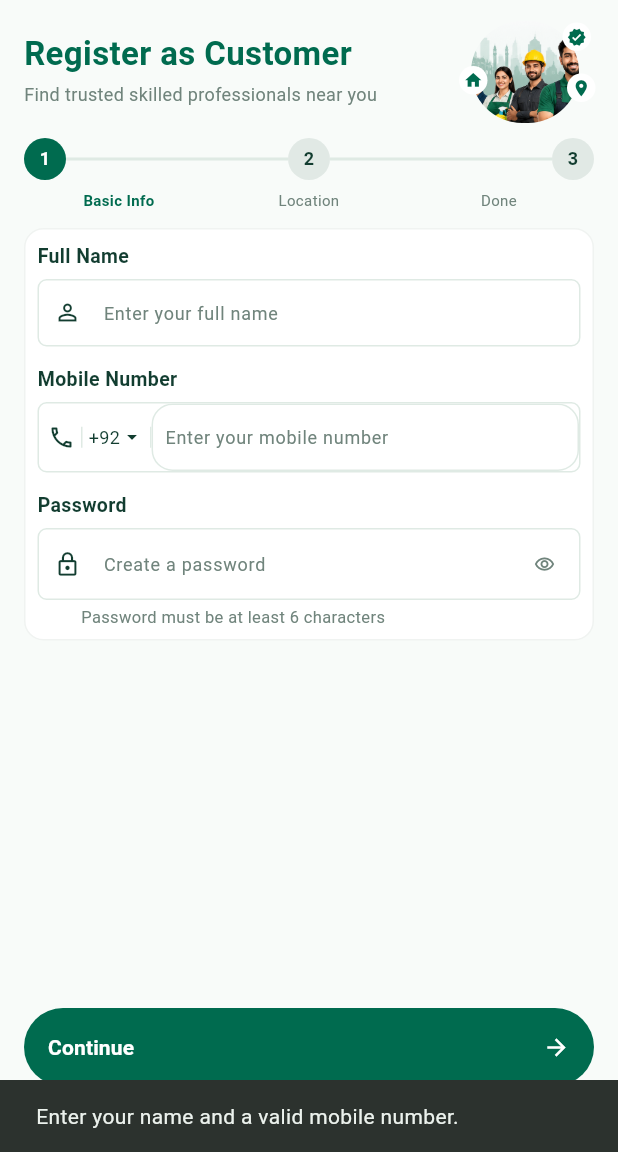
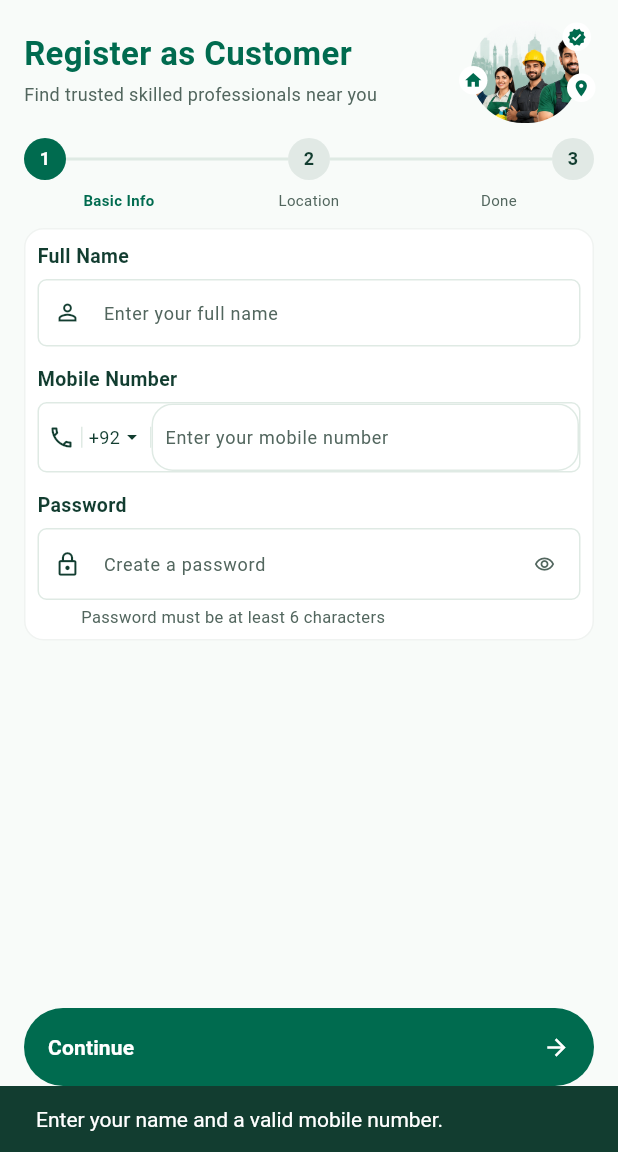
Before and after one commit to maharyasirsumra1/Hunar-Near-Me, a Flutter app: the screen it shows after launch, after a tap on "Register as Customer", after a tap on "Continue", on a phone screen of 412 x 824 dp, the part 84-1236 px from its top. Run offline on Flutter 3.47's test engine with Material 3 defaults, Android fonts, the phone set to English and light mode, and no system bars; our stand-ins replace shared_preferences.

Commit message:
Update codess

```diff
--- a/flutter_app/lib/theme/app_theme.dart
+++ b/flutter_app/lib/theme/app_theme.dart
@@ -9,8 +9,85 @@ const Color kForestGreen = Color(0xFF006B4F);
 const Color kLightGreenBackground = Color(0xFFF5FAF7);
 const Color kCardGreenTint = Color(0xFFEBF6EF);
 const Color kDarkInk = Color(0xFF123D30);
-const Color kMutedText = Color(0xFF70847C);
+const Color kMutedText = Color(0xFF52665E);
 const Color kBorderColor = Color(0xFFDFEAE4);
+const Color kNavigationChipBackground = Color(0xFF28594B);
+
+ThemeData buildHunarTheme() {
+  final baseTextTheme = ThemeData(useMaterial3: true).textTheme;
+  final colorScheme = ColorScheme.fromSeed(
+    seedColor: kForestGreen,
+    primary: kForestGreen,
+    surface: Colors.white,
+  ).copyWith(
+    primary: kForestGreen,
+    onPrimary: Colors.white,
+    secondary: kForestGreen,
+    onSecondary: Colors.white,
+    surface: Colors.white,
+    onSurface: kDarkInk,
+    onSurfaceVariant: kMutedText,
+    outline: kBorderColor,
+  );
+
+  return ThemeData(
+    useMaterial3: true,
+    fontFamily: 'Roboto',
+    colorScheme: colorScheme,
+    textTheme: baseTextTheme.apply(
+      bodyColor: kDarkInk,
+      displayColor: kDarkInk,
+    ),
+    iconTheme: const IconThemeData(color: kDarkInk),
+    scaffoldBackgroundColor: kLightGreenBackground,
+    appBarTheme: const AppBarTheme(
+      backgroundColor: Colors.white,
+      foregroundColor: kDarkInk,
+      elevation: 0,
+      centerTitle: true,
+    ),
+    elevatedButtonTheme: ElevatedButtonThemeData(
+      style: ElevatedButton.styleFrom(
+        backgroundColor: kForestGreen,
+        foregroundColor: Colors.white,
+        disabledBackgroundColor: kBorderColor,
+        disabledForegroundColor: kMutedText,
+      ),
+    ),
+    outlinedButtonTheme: OutlinedButtonThemeData(
+      style: OutlinedButton.styleFrom(
+        foregroundColor: kForestGreen,
+        side: const BorderSide(color: kForestGreen),
+      ),
+    ),
+    textButtonTheme: TextButtonThemeData(
+      style: TextButton.styleFrom(foregroundColor: kForestGreen),
+    ),
+    inputDecorationTheme: InputDecorationTheme(
+      filled: true,
+      fillColor: Colors.white,
+      hintStyle: const TextStyle(color: kMutedText),
+      labelStyle: const TextStyle(color: kDarkInk),
+      border: OutlineInputBorder(
+        borderRadius: BorderRadius.circular(14),
+        borderSide: const BorderSide(color: kBorderColor),
+      ),
+      enabledBorder: OutlineInputBorder(
+        borderRadius: BorderRadius.circular(14),
+        borderSide: const BorderSide(color: kBorderColor),
+      ),
+      focusedBorder: OutlineInputBorder(
+        borderRadius: BorderRadius.circular(14),
+        borderSide: const BorderSide(color: kForestGreen, width: 1.5),
+      ),
+      contentPadding: const EdgeInsets.symmetric(horizontal: 16, vertical: 14),
+    ),
+    snackBarTheme: const SnackBarThemeData(
+      backgroundColor: kDarkInk,
+      contentTextStyle: TextStyle(color: Colors.white),
+    ),
+  );
+}
 
 PreferredSizeWidget buildAppHeader(BuildContext context,
     {VoidCallback? onBack}) {
```
Also changed, not shown: flutter_app/lib/main.dart (+42 -53 lines), lib/main.dart (+43 -58 lines), lib/theme/app_theme.dart (+76 -1 lines), 2 other files.
